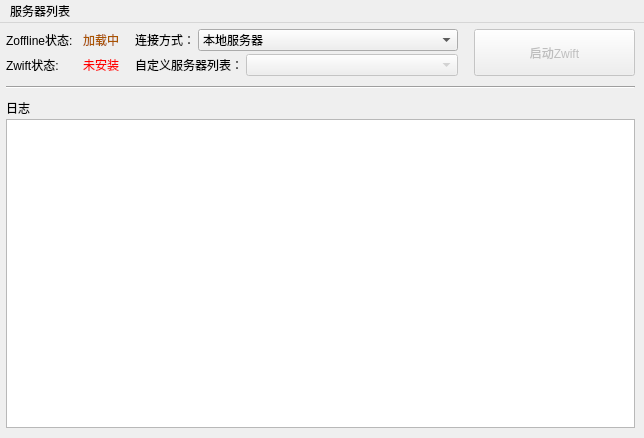
The window that ui/mainwindow.ui (zHElEARN/zoffline_launcher) describes before a commit, drawn with Qt 5.
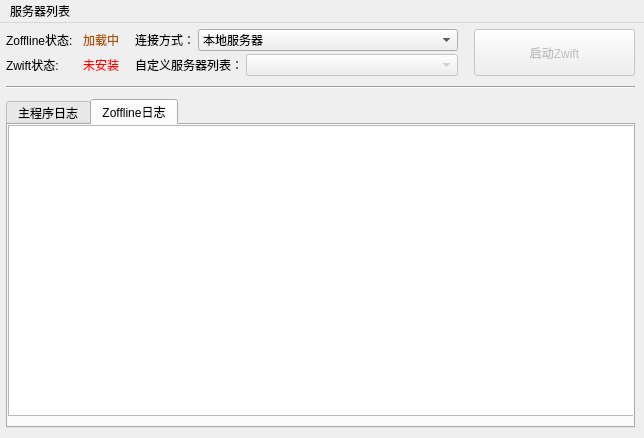
The same window after the commit. The open tabs and pages were chosen to show the change.

Commit message: refactor: restructure part of the code

Patch:
```diff
--- a/ui/mainwindow.ui
+++ b/ui/mainwindow.ui
@@ -222,21 +222,41 @@
       </widget>
      </item>
      <item>
-      <layout class="QVBoxLayout" name="verticalLayout_log">
-       <property name="spacing">
-        <number>2</number>
+      <widget class="QTabWidget" name="tabWidget">
+       <property name="currentIndex">
+        <number>0</number>
        </property>
-       <item>
-        <widget class="QLabel" name="label_logTip">
-         <property name="text">
-          <string>日志</string>
+       <widget class="QWidget" name="tab_mainLog">
+        <attribute name="title">
+         <string>主程序日志</string>
+        </attribute>
+        <widget class="QTextBrowser" name="textBrowser_mainLog">
+         <property name="geometry">
+          <rect>
+           <x>0</x>
+           <y>0</y>
+           <width>631</width>
+           <height>291</height>
+          </rect>
          </property>
         </widget>
-       </item>
-       <item>
-        <widget class="QTextBrowser" name="textBrowser_log"/>
-       </item>
-      </layout>
+       </widget>
+       <widget class="QWidget" name="tab_zofflineLog">
+        <attribute name="title">
+         <string>Zoffline日志</string>
+        </attribute>
+        <widget class="QTextBrowser" name="textBrowser_zofflineLog">
+         <property name="geometry">
+          <rect>
+           <x>0</x>
+           <y>0</y>
+           <width>631</width>
+           <height>291</height>
+          </rect>
+         </property>
+        </widget>
+       </widget>
+      </widget>
      </item>
     </layout>
    </widget>
```
The commit also changes 2 other files.
